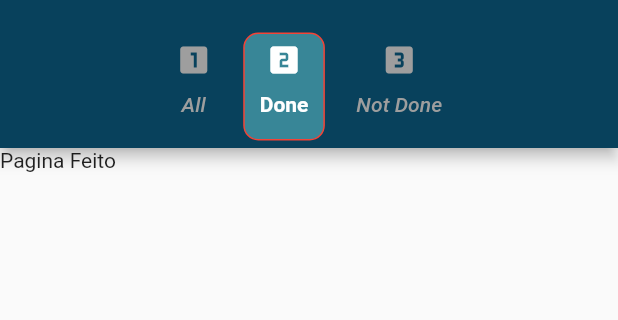
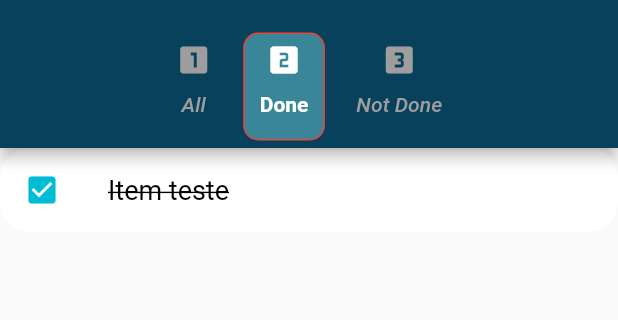
Before and after one commit to winkels7/flutter, a Flutter app: the screen it shows after launch, tab 2 chosen, on a phone screen of 412 x 824 dp, the part 59-379 px from its top. Run offline on Flutter 3.47's test engine with Material 2 defaults, Android fonts, the phone set to English and light mode, and no system bars.

Commit message:
Criação widget item

```diff
--- a/desafio-toDo/desafio_todo/lib/screens/feito.dart
+++ b/desafio-toDo/desafio_todo/lib/screens/feito.dart
@@ -1,4 +1,5 @@
 import 'package:flutter/material.dart';
+import 'package:desafio_todo/widget/item_todo.dart';
 
 class Feito extends StatelessWidget {
   const Feito({Key? key}) : super(key: key);
@@ -7,7 +8,8 @@ class Feito extends StatelessWidget {
   Widget build(BuildContext context) {
     return Scaffold(
       body: Container(
-        child: Text('Pagina Feito'),
+        // child: Text('Pagina Feito'),
+        child: ItemToDo(),
       ),
     );
   }
--- a/desafio-toDo/desafio_todo/lib/screens/naofeito.dart
+++ b/desafio-toDo/desafio_todo/lib/screens/naofeito.dart
@@ -1,4 +1,5 @@
 import 'package:flutter/material.dart';
+import 'package:desafio_todo/widget/item_todo.dart';
 
 class NaoFeito extends StatelessWidget {
   const NaoFeito({Key? key}) : super(key: key);
--- a/desafio-toDo/desafio_todo/lib/screens/tudo.dart
+++ b/desafio-toDo/desafio_todo/lib/screens/tudo.dart
@@ -1,4 +1,5 @@
 import 'package:flutter/material.dart';
+import 'package:desafio_todo/widget/item_todo.dart';
 
 class Tudo extends StatelessWidget {
   const Tudo({Key? key}) : super(key: key);
--- /dev/null
+++ b/desafio-toDo/desafio_todo/lib/widget/item_todo.dart
@@ -0,0 +1,23 @@
+import 'package:flutter/material.dart';
+
+class ItemToDo extends StatelessWidget {
+  const ItemToDo({Key? key}) : super(key: key);
+
+  @override
+  Widget build(BuildContext context){
+    return Container(
+      child: ListTile(
+        onTap: () {},
+        shape: RoundedRectangleBorder(borderRadius: BorderRadius.circular(20), ),
+        tileColor: Colors.white,
+        leading: Icon(Icons.check_box,color: Colors.cyan,),
+        title: Text('Item teste',
+        style: TextStyle(
+          fontSize: 18,
+          color: Colors.black,
+          decoration: TextDecoration.lineThrough),
+        )
+      )
+    );
+  }
+}
```
